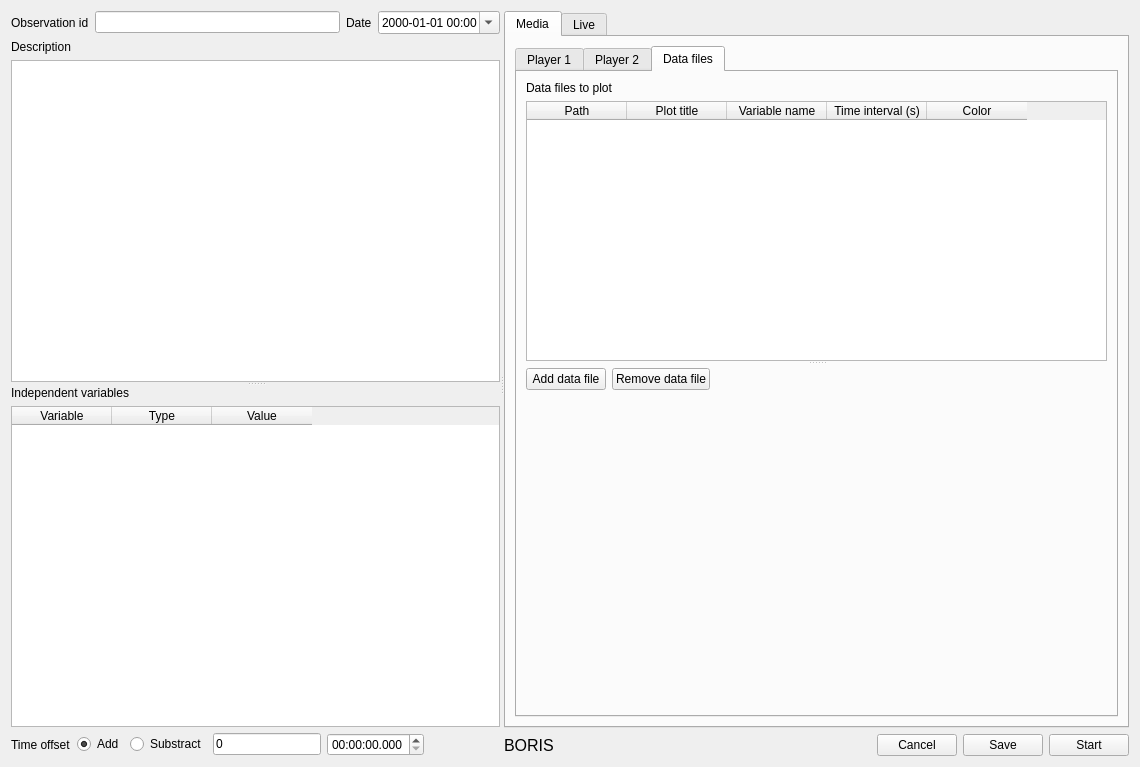
This is observation.ui in olivierfriard/BORIS as Qt 5 draws it before an edit. The edited form follows.
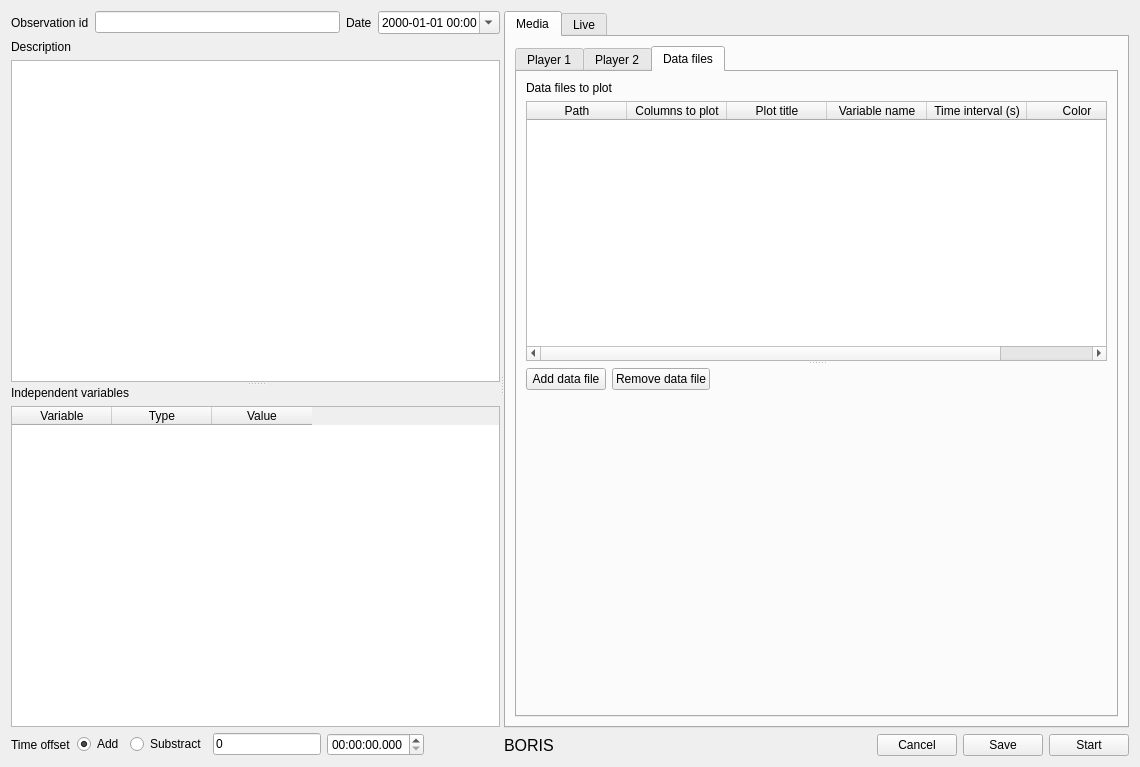
This is the edited form. The open tabs and pages were chosen to show the change.

Commit message: work on plot data from files

Diff of the .ui file:
```diff
--- a/observation.ui
+++ b/observation.ui
@@ -544,6 +544,11 @@
                        <string>Path</string>
                       </property>
                      </column>
+                     <column>
+                      <property name="text">
+                       <string>Columns to plot</string>
+                      </property>
+                     </column>
                      <column>
                       <property name="text">
                        <string>Plot title</string>
```
Left out of the diff: 2 changed lines with no effect on the pictures. The commit also changes 10 other files.
